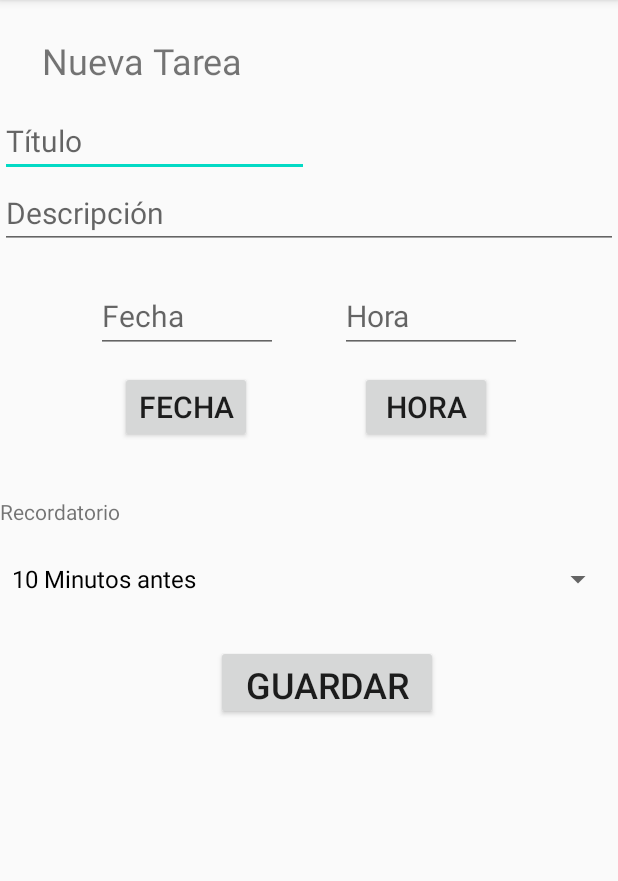
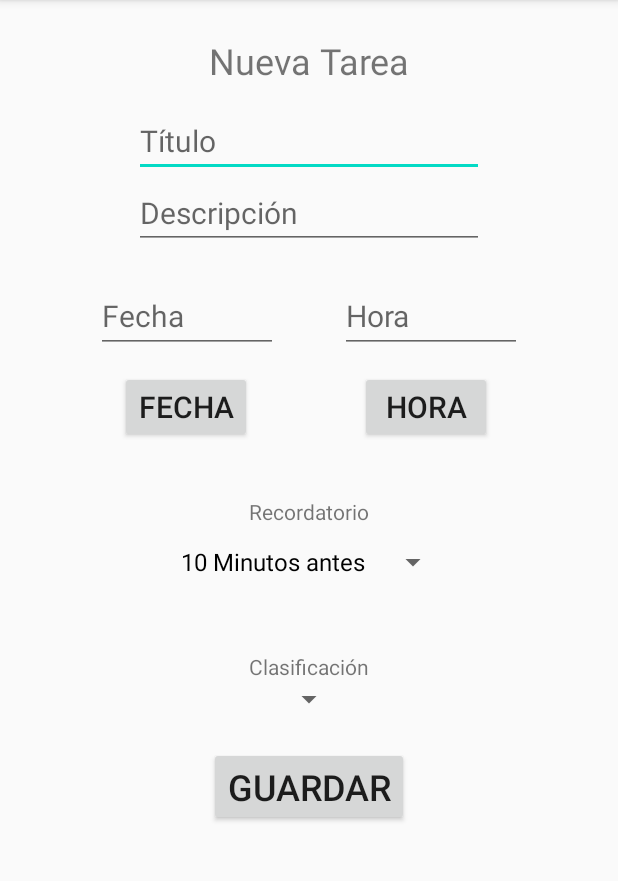
Before and after one commit to Mickybrujo/Organizador, an Android app: the NuevoActivity screen opened directly, with no data from a screen before it, on a phone screen of 412 x 824 dp, the part 84-965 px from its top. Run offline under Robolectric (Android 15) with nearby library versions, the phone set to English and light mode, and no system bars.

Commit message:
arregla conflictos

```diff
--- a/Organizador/app/src/main/java/com/cdp/organizador/NuevoActivity.java
+++ b/Organizador/app/src/main/java/com/cdp/organizador/NuevoActivity.java
@@ -21,6 +21,7 @@ import android.widget.Toast;
 import com.cdp.organizador.db.DbTareas;
 
 import java.text.DateFormat;
+import java.util.ArrayList;
 import java.util.Calendar;
 
 public class NuevoActivity extends AppCompatActivity implements View.OnClickListener {
@@ -32,6 +33,9 @@ public class NuevoActivity extends AppCompatActivity implements View.OnClickList
     public Calendar c = Calendar.getInstance();
 
 
+
+    ArrayList<String> clasificacionesNombres = new ArrayList<String>();
+    ArrayList<String> IdStudent = new ArrayList<String>();
 
     @Override
     protected void onCreate(Bundle savedInstanceState) {
@@ -52,6 +56,7 @@ public class NuevoActivity extends AppCompatActivity implements View.OnClickList
 
         String[] opciones = {"10 Minutos antes", "1 Día antes", "Sin recordatorio"};
         ArrayAdapter<String> adapter = new ArrayAdapter<String>(this, R.layout.support_simple_spinner_dropdown_item, opciones);
+        ArrayAdapter<String> adapter2 = new ArrayAdapter<String>(this, R.layout.support_simple_spinner_dropdown_item, opciones);
         recordatorio.setAdapter(adapter);
 
 
--- a/Organizador/app/src/main/res/layout/activity_nuevo.xml
+++ b/Organizador/app/src/main/res/layout/activity_nuevo.xml
@@ -7,9 +7,20 @@
     android:layout_height="match_parent"
     tools:context=".NuevoActivity">
 
+    <TextView
+        android:id="@+id/textView2"
+        android:layout_width="wrap_content"
+        android:layout_height="wrap_content"
+        android:layout_marginTop="24dp"
+        android:text="Nueva Tarea"
+        android:textSize="24sp"
+        app:layout_constraintEnd_toEndOf="parent"
+        app:layout_constraintStart_toStartOf="parent"
+        app:layout_constraintTop_toTopOf="parent" />
+
     <EditText
         android:id="@+id/txtTitulo"
-        android:layout_width="206dp"
+        android:layout_width="wrap_content"
         android:layout_height="45dp"
         android:layout_marginTop="16dp"
         android:ems="10"
@@ -17,13 +28,12 @@
         android:inputType="text"
         android:textSize="20sp"
         app:layout_constraintEnd_toEndOf="parent"
-        app:layout_constraintHorizontal_bias="0.0"
         app:layout_constraintStart_toStartOf="parent"
         app:layout_constraintTop_toBottomOf="@+id/textView2" />
 
     <EditText
         android:id="@+id/txtDescripcion"
-        android:layout_width="0dp"
+        android:layout_width="wrap_content"
         android:layout_height="wrap_content"
         android:ems="10"
         android:hint="Descripción"
@@ -34,27 +44,7 @@
         app:layout_constraintTop_toBottomOf="@+id/txtTitulo" />
 
 
-    <Button
-        android:id="@+id/btnGuarda"
-        android:layout_width="148dp"
-        android:layout_height="50dp"
-        android:layout_marginStart="144dp"
-        android:layout_marginTop="20dp"
-        android:text="Guardar"
-        android:textSize="24sp"
-        app:layout_constraintStart_toStartOf="parent"
-        app:layout_constraintTop_toBottomOf="@+id/spinnerRecordatorio" />
 
-    <TextView
-        android:id="@+id/textView2"
-        android:layout_width="wrap_content"
-        android:layout_height="wrap_content"
-        android:layout_marginStart="28dp"
-        android:layout_marginTop="24dp"
-        android:text="Nueva Tarea"
-        android:textSize="24sp"
-        app:layout_constraintStart_toStartOf="parent"
-        app:layout_constraintTop_toTopOf="parent" />
 
     <EditText
         android:id="@+id/txtFecha"
@@ -104,21 +94,59 @@
         app:layout_constraintStart_toEndOf="@+id/btnFecha"
         app:layout_constraintTop_toBottomOf="@+id/txtHora" />
 
-    <Spinner
-        android:id="@+id/spinnerRecordatorio"
-        android:layout_width="409dp"
-        android:layout_height="wrap_content"
-        android:layout_marginTop="196dp"
-        app:layout_constraintTop_toBottomOf="@+id/txtDescripcion"
-        tools:layout_editor_absoluteX="2dp" />
-
     <TextView
-        android:id="@+id/textView"
+        android:id="@+id/textView_spiner"
         android:layout_width="wrap_content"
         android:layout_height="wrap_content"
         android:layout_marginTop="36dp"
         android:text="Recordatorio"
         app:layout_constraintTop_toBottomOf="@+id/btnFecha"
+        app:layout_constraintEnd_toEndOf="parent"
+        app:layout_constraintStart_toStartOf="parent"
         tools:layout_editor_absoluteX="28dp" />
 
+    <Spinner
+        android:id="@+id/spinnerRecordatorio"
+        android:layout_width="wrap_content"
+        android:layout_height="wrap_content"
+        app:layout_constraintTop_toBottomOf="@+id/textView_spiner"
+        app:layout_constraintEnd_toEndOf="parent"
+        app:layout_constraintStart_toStartOf="parent"
+      />
+
+    <TextView
+        android:id="@+id/textView_clasificacion"
+        android:layout_width="wrap_content"
+        android:layout_height="wrap_content"
+        android:layout_marginTop="36dp"
+        android:text="Clasificación"
+        app:layout_constraintTop_toBottomOf="@+id/spinnerRecordatorio"
+        app:layout_constraintEnd_toEndOf="parent"
+        app:layout_constraintStart_toStartOf="parent"
+        tools:layout_editor_absoluteX="28dp" />
+
+    <Spinner
+        android:id="@+id/spinnerClasificacion"
+        android:layout_width="wrap_content"
+        android:layout_height="wrap_content"
+        app:layout_constraintTop_toBottomOf="@+id/textView_clasificacion"
+        app:layout_constraintEnd_toEndOf="parent"
+        app:layout_constraintStart_toStartOf="parent"
+        />
+
+    <Button
+        android:id="@+id/btnGuarda"
+        android:layout_width="wrap_content"
+        android:layout_height="wrap_content"
+        android:layout_marginTop="20dp"
+        android:text="Guardar"
+        android:textSize="24sp"
+        app:layout_constraintEnd_toEndOf="parent"
+        app:layout_constraintStart_toStartOf="parent"
+        app:layout_constraintTop_toBottomOf="@+id/spinnerClasificacion" />
+
+
+
+
+
 </androidx.constraintlayout.widget.ConstraintLayout>
```
